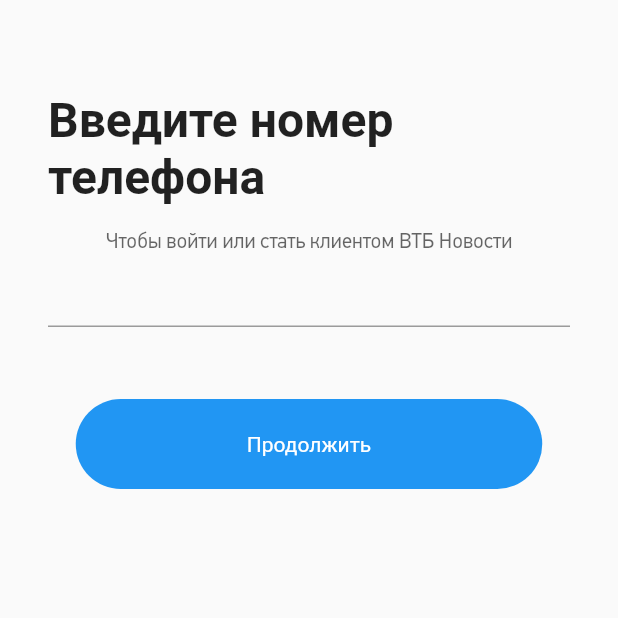
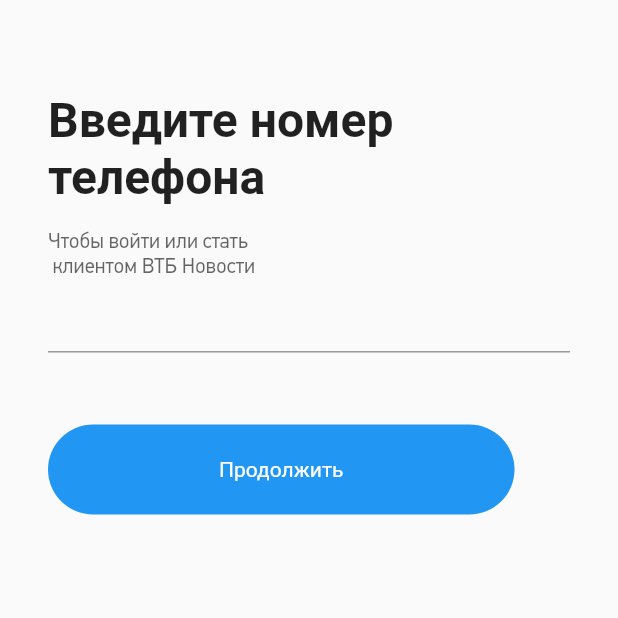
Before and after one commit to LambdaVTB/flutter-frontend, a Flutter app: the screen it shows after launch, on a phone screen of 412 x 824 dp, the top half of it. Run offline on Flutter 3.47's test engine with Material 2 defaults, Android fonts, the light colour scheme and no system bars; Roboto replaces fonts that are missing (PFDinTextPro-Bold, PFDinTextPro-Regular).

Commit message:
fixed first screen

```diff
--- a/lib/RegistrationScreen.dart
+++ b/lib/RegistrationScreen.dart
@@ -15,19 +15,21 @@ class RegistrationScreenState extends State<RegistrationScreen> {
   Widget build(BuildContext context) {
     return Scaffold(
         body: Center(
+            child: Padding(
+              padding: const EdgeInsets.symmetric(horizontal: 32),
               child: Column(
                 mainAxisAlignment: MainAxisAlignment.start,
-              crossAxisAlignment: CrossAxisAlignment.center,
+                crossAxisAlignment: CrossAxisAlignment.start,
                 children: [
                   Container(
-                  margin: EdgeInsets.fromLTRB(32, 61, 16, 16),
+                    margin: EdgeInsets.fromLTRB(0, 61, 16, 16),
                     child: Text("Введите номер телефона",
                     style: TextStyle(fontSize: 32,
                     fontFamily: 'PFDinTextPro-Bold',
                     fontWeight: FontWeight.bold)),
                   ),
                   Container(
-                  child: Text("Чтобы войти или стать клиентом ВТБ Новости",
+                    child: Text("Чтобы войти или стать\n клиентом ВТБ Новости",
                     style: TextStyle(
                         color: Colors.black.withOpacity(0.6),
                         fontFamily: 'PFDinTextPro'
@@ -36,9 +38,8 @@ class RegistrationScreenState extends State<RegistrationScreen> {
                   )
                   ),
                   Container(
-                  margin: EdgeInsets.symmetric(horizontal: 32),
+
                     child: TextField(
-                    obscureText: true,
                       style: TextStyle(fontSize: 20),
                     ),
                   ),
@@ -75,6 +76,7 @@ class RegistrationScreenState extends State<RegistrationScreen> {
                 ],
               ),
             ),
+    ),
         );
   }
 }
```
Lines whose indentation alone changed are shown as unchanged.
